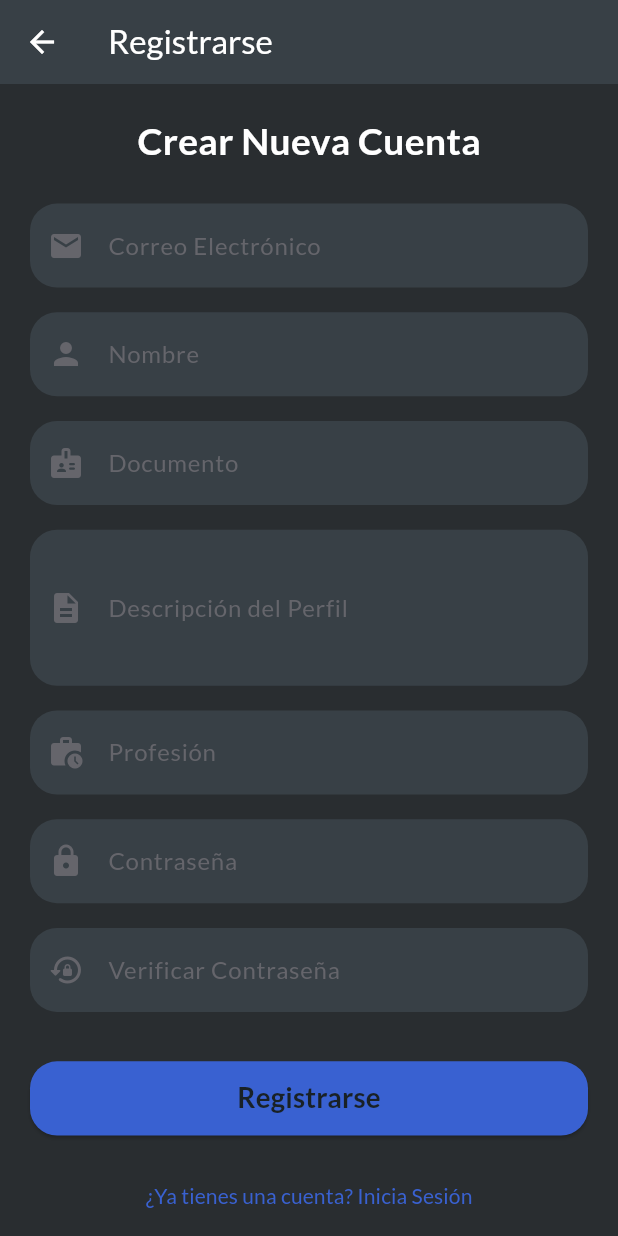
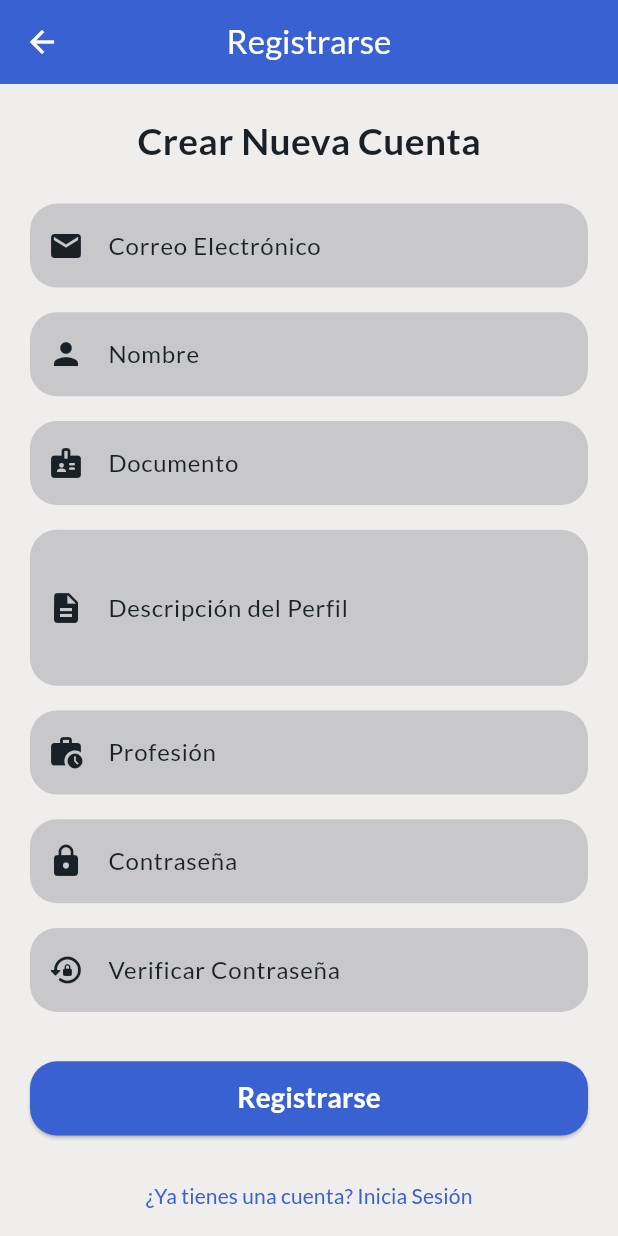
Before and after one commit to GeorgeLN/padel_app, a Flutter app: the screen it shows after launch, after a tap on "¿No tienes una cuenta? Regístrate", on a phone screen of 412 x 824 dp. Run offline on Flutter 3.47's test engine with Material 3 defaults, Android fonts, the phone set to English and light mode, and no system bars; our stand-ins replace cloud_firestore, firebase_auth, firebase_core, flutter_bloc, google_fonts, iconly; accounts and stored records are empty.

Commit message:
Se cambian los disenos en el login y register pages

```diff
--- a/lib/features/pages/login_page.dart
+++ b/lib/features/pages/login_page.dart
@@ -59,11 +59,11 @@ class _LoginPageState extends State<LoginPage> {
     final size = MediaQuery.of(context).size;
 
     return Scaffold(
-      backgroundColor: AppColors.primaryBlack,
+      backgroundColor: AppColors.primaryWhite,
       appBar: AppBar(
         title: Text('Iniciar Sesión', style: GoogleFonts.lato(color: AppColors.textWhite)),
         centerTitle: true,
-        backgroundColor: AppColors.secondBlack,
+        backgroundColor: AppColors.primaryGreen,
         iconTheme: const IconThemeData(color: AppColors.textWhite),
         automaticallyImplyLeading: false,
       ),
@@ -78,7 +78,7 @@ class _LoginPageState extends State<LoginPage> {
                 Text(
                   'Bienvenido de Nuevo',
                   style: GoogleFonts.lato(
-                    color: AppColors.textWhite,
+                    color: AppColors.textBlack ,
                     fontSize: size.width * 0.06,
                     fontWeight: FontWeight.bold,
                   ),
@@ -128,7 +128,7 @@ class _LoginPageState extends State<LoginPage> {
                           child: Text(
                             'Iniciar Sesión',
                             style: GoogleFonts.lato(
-                              color: AppColors.textBlack,
+                              color: AppColors.textWhite,
                               fontSize: size.width * 0.045,
                               fontWeight: FontWeight.bold,
                             ),
@@ -164,13 +164,13 @@ class _LoginPageState extends State<LoginPage> {
   }) {
     return TextFormField(
       controller: controller,
-      style: GoogleFonts.lato(color: AppColors.textWhite),
+      style: GoogleFonts.lato(color: AppColors.textBlack),
       decoration: InputDecoration(
         labelText: labelText,
-        labelStyle: GoogleFonts.lato(color: AppColors.textLightGray),
-        prefixIcon: Icon(icon, color: AppColors.textLightGray),
+        labelStyle: GoogleFonts.lato(color: AppColors.textBlack),
+        prefixIcon: Icon(icon, color: AppColors.textBlack),
         filled: true,
-        fillColor: AppColors.secondBlack,
+        fillColor: AppColors.secondLightGray.withValues(alpha: 0.4),
         border: OutlineInputBorder(
           borderRadius: BorderRadius.circular(18),
           borderSide: BorderSide.none,
--- a/lib/features/pages/register_page.dart
+++ b/lib/features/pages/register_page.dart
@@ -69,10 +69,11 @@ class _RegisterPageState extends State<RegisterPage> {
     final size = MediaQuery.of(context).size;
 
     return Scaffold(
-      backgroundColor: AppColors.primaryBlack,
+      backgroundColor: AppColors.primaryWhite,
       appBar: AppBar(
         title: Text('Registrarse', style: GoogleFonts.lato(color: AppColors.textWhite)),
-        backgroundColor: AppColors.secondBlack,
+        centerTitle: true,
+        backgroundColor: AppColors.primaryGreen,
         iconTheme: const IconThemeData(color: AppColors.textWhite),
       ),
       body: Center(
@@ -86,7 +87,7 @@ class _RegisterPageState extends State<RegisterPage> {
                 Text(
                   'Crear Nueva Cuenta',
                   style: GoogleFonts.lato(
-                    color: AppColors.textWhite,
+                    color: AppColors.textBlack,
                     fontSize: size.width * 0.06,
                     fontWeight: FontWeight.bold,
                   ),
@@ -204,7 +205,7 @@ class _RegisterPageState extends State<RegisterPage> {
                           child: Text(
                             'Registrarse',
                             style: GoogleFonts.lato(
-                              color: AppColors.textBlack,
+                              color: AppColors.textWhite,
                               fontSize: size.width * 0.045,
                               fontWeight: FontWeight.bold,
                             ),
@@ -244,13 +245,13 @@ class _RegisterPageState extends State<RegisterPage> {
   }) {
     return TextFormField(
       controller: controller,
-      style: GoogleFonts.lato(color: AppColors.textWhite),
+      style: GoogleFonts.lato(color: AppColors.textBlack),
       decoration: InputDecoration(
         labelText: labelText,
-        labelStyle: GoogleFonts.lato(color: AppColors.textLightGray),
-        prefixIcon: Icon(icon, color: AppColors.textLightGray),
+        labelStyle: GoogleFonts.lato(color: AppColors.textBlack),
+        prefixIcon: Icon(icon, color: AppColors.textBlack),
         filled: true,
-        fillColor: AppColors.secondBlack,
+        fillColor: AppColors.secondLightGray.withValues(alpha: 0.4),
         border: OutlineInputBorder(
           borderRadius: BorderRadius.circular(18),
           borderSide: BorderSide.none,
```
